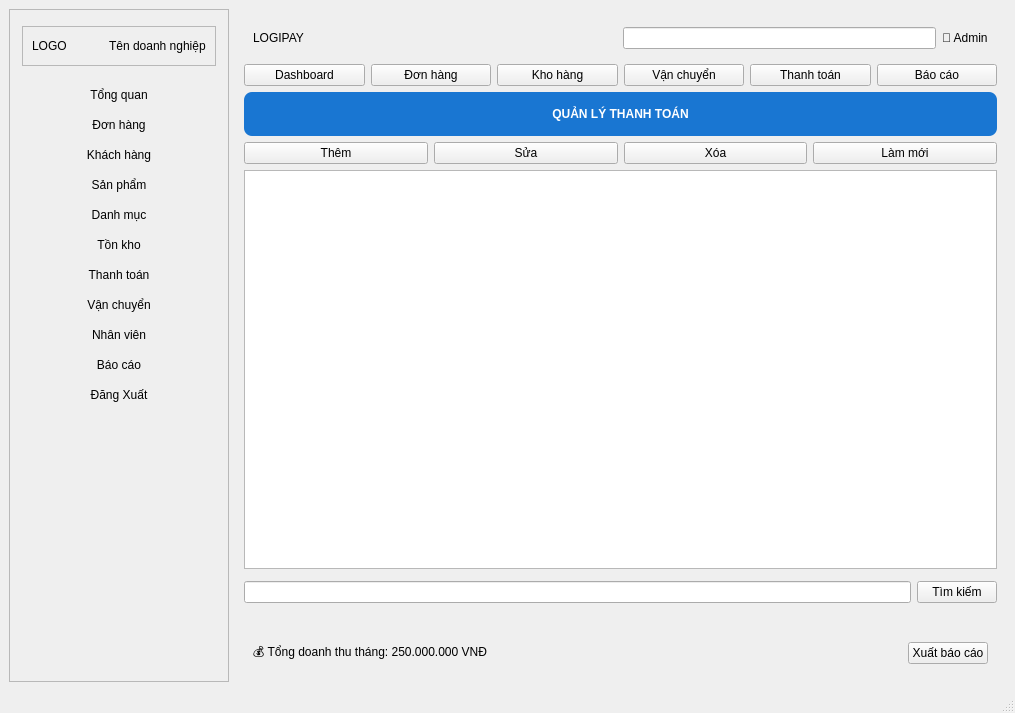
Qt form ui/main_window.ui (thinh-doan/sales-and-warehouse-management-system) before a commit.
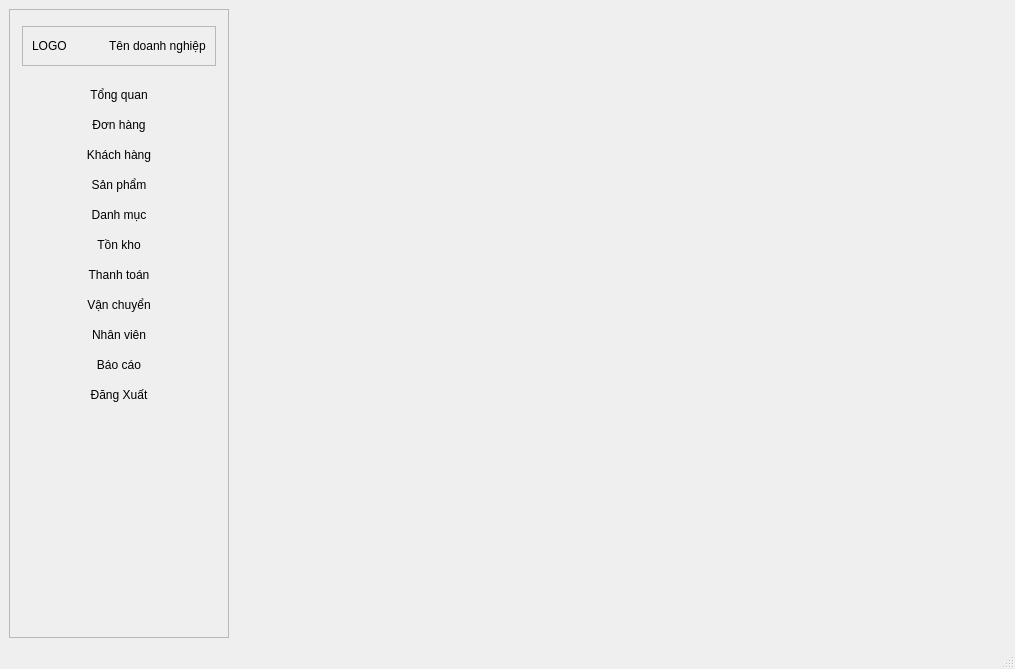
The same form after that commit. The open tabs and pages were chosen to show the change.

What changed in the file:
```diff
--- a/ui/main_window.ui
+++ b/ui/main_window.ui
@@ -7,7 +7,7 @@
     <x>0</x>
     <y>0</y>
     <width>1015</width>
-    <height>713</height>
+    <height>669</height>
    </rect>
   </property>
   <property name="windowTitle">
@@ -1101,90 +1101,8 @@
         </item>
        </layout>
       </widget>
-      <widget class="QWidget" name="tabThanhToan">
-       <layout class="QVBoxLayout" name="verticalLayout_5">
-        <item>
-         <widget class="QFrame" name="frameHeader">
-          <layout class="QHBoxLayout" name="headerLayout">
-           <item>
-            <widget class="QLabel" name="lblLogo">
-             <property name="text">
-              <string>LOGIPAY</string>
-             </property>
-            </widget>
-           </item>
-           <item>
-            <spacer name="sp1">
-             <property name="orientation">
-              <enum>Qt::Horizontal</enum>
-             </property>
-             <property name="sizeHint" stdset="0">
-              <size>
-               <width>0</width>
-               <height>0</height>
-              </size>
-             </property>
-            </spacer>
-           </item>
-           <item>
-            <widget class="QLineEdit" name="txtHeaderSearch"/>
-           </item>
-           <item>
-            <widget class="QLabel" name="lblUser">
-             <property name="text">
-              <string>👤 Admin</string>
-             </property>
-            </widget>
-           </item>
-          </layout>
-         </widget>
-        </item>
-        <item>
-         <layout class="QHBoxLayout" name="menuLayout">
-          <item>
-           <widget class="QPushButton" name="btnDashboard">
-            <property name="text">
-             <string>Dashboard</string>
-            </property>
-           </widget>
-          </item>
-          <item>
-           <widget class="QPushButton" name="btnOrder">
-            <property name="text">
-             <string>Đơn hàng</string>
-            </property>
-           </widget>
-          </item>
-          <item>
-           <widget class="QPushButton" name="btnWarehouse">
-            <property name="text">
-             <string>Kho hàng</string>
-            </property>
-           </widget>
-          </item>
-          <item>
-           <widget class="QPushButton" name="btnShipping">
-            <property name="text">
-             <string>Vận chuyển</string>
-            </property>
-           </widget>
-          </item>
-          <item>
-           <widget class="QPushButton" name="btnPayment">
-            <property name="text">
-             <string>Thanh toán</string>
-            </property>
-           </widget>
-          </item>
-          <item>
-           <widget class="QPushButton" name="btnReport">
-            <property name="text">
-             <string>Báo cáo</string>
-            </property>
-           </widget>
-          </item>
-         </layout>
-        </item>
+      <widget class="QWidget" name="khungThanhToan">
+       <layout class="QVBoxLayout" name="verticalLayout_7">
         <item>
          <widget class="QLabel" name="lblTitle_2">
           <property name="styleSheet">
@@ -1205,64 +1123,20 @@
           </property>
          </widget>
         </item>
-        <item>
-         <layout class="QHBoxLayout" name="crudLayout">
-          <item>
-           <widget class="QPushButton" name="btnAdd_3">
-            <property name="text">
-             <string>Thêm</string>
-            </property>
-           </widget>
-          </item>
-          <item>
-           <widget class="QPushButton" name="btnUpdate_3">
-            <property name="text">
-             <string>Sửa</string>
-            </property>
-           </widget>
-          </item>
-          <item>
-           <widget class="QPushButton" name="btnDelete_3">
-            <property name="text">
-             <string>Xóa</string>
-            </property>
-           </widget>
-          </item>
-          <item>
-           <widget class="QPushButton" name="btnRefresh_2">
-            <property name="text">
-             <string>Làm mới</string>
-            </property>
-           </widget>
-          </item>
-         </layout>
-        </item>
-        <item>
-         <widget class="QTableWidget" name="tblPayment"/>
-        </item>
-        <item>
-         <layout class="QHBoxLayout" name="statsLayout">
-          <item>
-           <widget class="QFrame" name="framePending"/>
-          </item>
-          <item>
-           <widget class="QFrame" name="framePaid"/>
-          </item>
-          <item>
-           <widget class="QFrame" name="frameReconcile"/>
-          </item>
-          <item>
-           <widget class="QFrame" name="frameRefund"/>
-          </item>
-         </layout>
-        </item>
         <item>
          <layout class="QHBoxLayout" name="searchLayout">
           <item>
-           <widget class="QLineEdit" name="txtSearch"/>
+           <widget class="QLineEdit" name="txtTimKiem">
+            <property name="text">
+             <string />
+            </property>
+            <property name="placeholderText">
+             <string>Nhạp mã thanh toán</string>
+            </property>
+           </widget>
           </item>
           <item>
-           <widget class="QPushButton" name="btnSearch_3">
+           <widget class="QPushButton" name="nutTimKiem32">
             <property name="text">
              <string>Tìm kiếm</string>
             </property>
@@ -1271,41 +1145,113 @@
          </layout>
         </item>
         <item>
-         <widget class="QFrame" name="frameBanner">
-          <layout class="QVBoxLayout" name="bannerLayout"/>
+         <layout class="QHBoxLayout" name="horizontalLayout_10">
+          <item>
+           <spacer name="horizontalSpacer_13">
+            <property name="orientation">
+             <enum>Qt::Horizontal</enum>
+            </property>
+            <property name="sizeHint" stdset="0">
+             <size>
+              <width>40</width>
+              <height>20</height>
+             </size>
+            </property>
+           </spacer>
+          </item>
+          <item>
+           <widget class="QLabel" name="lblFromDate_2">
+            <property name="text">
+             <string>Từ Ngày</string>
+            </property>
+           </widget>
+          </item>
+          <item>
+           <widget class="QDateEdit" name="ngayNgay2">
+            <property name="calendarPopup">
+             <bool>true</bool>
+            </property>
+           </widget>
+          </item>
+          <item>
+           <widget class="QLabel" name="lblToDate_2">
+            <property name="text">
+             <string>Đến Ngày</string>
+            </property>
+           </widget>
+          </item>
+          <item>
+           <widget class="QDateEdit" name="ngayNgayDen2">
+            <property name="calendarPopup">
+             <bool>true</bool>
+            </property>
+           </widget>
+          </item>
+         </layout>
+        </item>
+        <item>
+         <layout class="QHBoxLayout" name="crudLayout">
+          <item>
+           <spacer name="horizontalSpacer_12">
+            <property name="orientation">
+             <enum>Qt::Horizontal</enum>
+            </property>
+            <property name="sizeHint" stdset="0">
+             <size>
+              <width>40</width>
+              <height>20</height>
+             </size>
+            </property>
+           </spacer>
+          </item>
+          <item>
+           <widget class="QPushButton" name="nutXacNhan">
+            <property name="text">
+             <string>Xác nhận đã thu tiền</string>
+            </property>
+           </widget>
+          </item>
+          <item>
+           <widget class="QPushButton" name="nutXoa32">
+            <property name="text">
+             <string>Xóa Thanh Toán</string>
+            </property>
+           </widget>
+          </item>
+         </layout>
+        </item>
+        <item>
+         <widget class="QTableWidget" name="bangTblThanhToan">
+          <column>
+           <property name="text">
+            <string>Mã Thanh Toán</string>
+           </property>
+          </column>
+          <column>
+           <property name="text">
+            <string>Mã Đơn Hàng</string>
+           </property>
+          </column>
+          <column>
+           <property name="text">
+            <string>Tổng Tiền</string>
+           </property>
+          </column>
+          <column>
+           <property name="text">
+            <string>Phương Thức</string>
+           </property>
+          </column>
+          <column>
+           <property name="text">
+            <string>Trạng Thái</string>
+           </property>
+          </column>
          </widget>
         </item>
         <item>
-         <widget class="QFrame" name="frameReport">
-          <layout class="QHBoxLayout" name="reportLayout">
-           <item>
-            <widget class="QLabel" name="lblRevenue">
-             <property name="text">
-              <string>💰 Tổng doanh thu tháng: 250.000.000 VNĐ</string>
-             </property>
-            </widget>
-           </item>
-           <item>
-            <spacer name="sp2">
-             <property name="orientation">
-              <enum>Qt::Horizontal</enum>
-             </property>
-             <property name="sizeHint" stdset="0">
-              <size>
-               <width>0</width>
-               <height>0</height>
-              </size>
-             </property>
-            </spacer>
-           </item>
-           <item>
-            <widget class="QPushButton" name="btnExportReport">
-             <property name="text">
-              <string>Xuất báo cáo</string>
-             </property>
-            </widget>
-           </item>
-          </layout>
+         <widget class="QFrame" name="khungFrameBanner">
+          <layout class="QVBoxLayout" name="bannerLayout" />
          </widget>
         </item>
        </layout>
```
Left out of the diff: 528 changed lines with no effect on the pictures.
